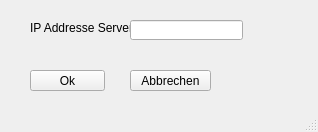
haegar80/Cluedo, file Cluedo/UI/ConnectServerUI.ui: the form before one commit.
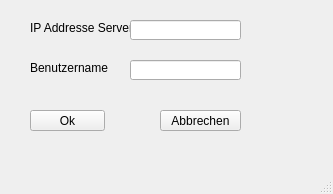
The form after the commit.

Commit message: Added possibility to add user name when joining the server

```diff
--- a/Cluedo/UI/ConnectServerUI.ui
+++ b/Cluedo/UI/ConnectServerUI.ui
@@ -6,8 +6,8 @@
    <rect>
     <x>0</x>
     <y>0</y>
-    <width>318</width>
-    <height>132</height>
+    <width>333</width>
+    <height>194</height>
    </rect>
   </property>
   <property name="windowTitle">
@@ -30,8 +30,8 @@
    <widget class="QPushButton" name="buttonCancel">
     <property name="geometry">
      <rect>
-      <x>130</x>
-      <y>70</y>
+      <x>160</x>
+      <y>110</y>
       <width>81</width>
       <height>21</height>
      </rect>
@@ -45,7 +45,7 @@
      <rect>
       <x>130</x>
       <y>20</y>
-      <width>113</width>
+      <width>111</width>
       <height>20</height>
      </rect>
     </property>
@@ -54,7 +54,7 @@
     <property name="geometry">
      <rect>
       <x>30</x>
-      <y>70</y>
+      <y>110</y>
       <width>75</width>
       <height>21</height>
      </rect>
@@ -63,6 +63,29 @@
      <string>Ok</string>
     </property>
    </widget>
+   <widget class="QLabel" name="labelPlayerName">
+    <property name="geometry">
+     <rect>
+      <x>30</x>
+      <y>60</y>
+      <width>81</width>
+      <height>16</height>
+     </rect>
+    </property>
+    <property name="text">
+     <string>Benutzername</string>
+    </property>
+   </widget>
+   <widget class="QLineEdit" name="lineEditPlayerName">
+    <property name="geometry">
+     <rect>
+      <x>130</x>
+      <y>60</y>
+      <width>111</width>
+      <height>20</height>
+     </rect>
+    </property>
+   </widget>
   </widget>
   <widget class="QMenuBar" name="menubar">
    <property name="geometry">
```
Left out of the diff: 2 changed lines with no effect on the pictures. The commit also changes 2 other files.
